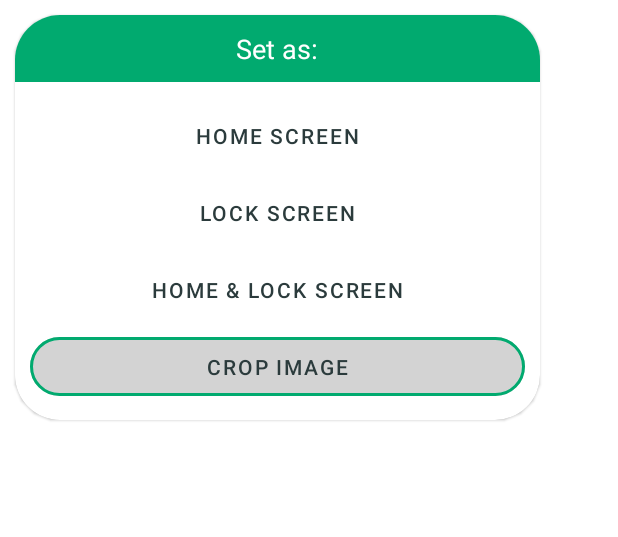
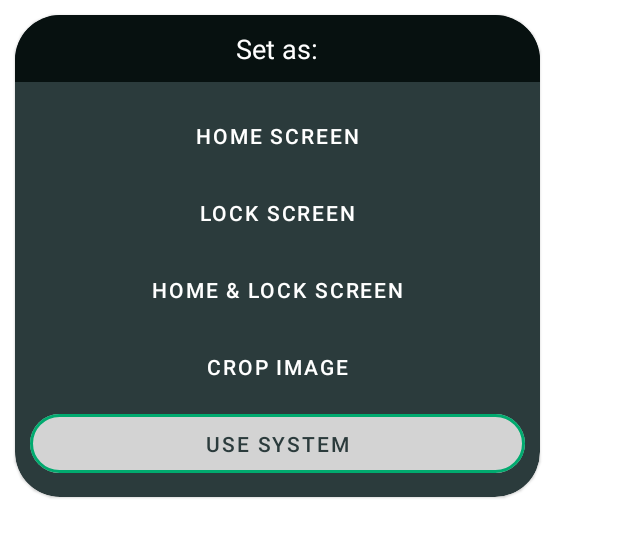
Before and after one commit to ndirie/hd-nature-wallpaper, an Android app: the layout wallpaper_type_layout.xml on its own in the app's theme, with its tools: preview values and no code run, on a phone screen of 412 x 824 dp. Shown: the top 537 px of the screen. Run offline under Robolectric (Android 15) with nearby library versions, the phone set to English and light mode, and no system bars; network calls fail; Roboto replaces fonts that are not available here.

Commit message:
finished project

```diff
--- a/app/src/main/AndroidManifest.xml
+++ b/app/src/main/AndroidManifest.xml
@@ -19,9 +19,9 @@
         android:allowBackup="true"
         android:dataExtractionRules="@xml/data_extraction_rules"
         android:fullBackupContent="@xml/backup_rules"
-        android:icon="@mipmap/ic_launcher3"
+        android:icon="@mipmap/ic_launcher2"
         android:label="@string/app_name"
-        android:roundIcon="@mipmap/ic_launcher3_round"
+        android:roundIcon="@mipmap/ic_launcher2_round"
         android:supportsRtl="true"
         android:theme="@style/Theme.HDNatureWallpaper"
         tools:targetApi="31">
--- a/app/src/main/java/com/wallpaper/hdnature/ui/component/home/HomeFragment.kt
+++ b/app/src/main/java/com/wallpaper/hdnature/ui/component/home/HomeFragment.kt
@@ -61,7 +61,7 @@ class HomeFragment : Fragment() {
         }
 
         lifecycleScope.launch {
-            viewModel.getPhotos("HMcdzLGPO6E")
+            viewModel.getPhotos("QWfX3f0-rY0")
                 .collectLatest {
                     adapter.submitData(it)
                 }
--- a/app/src/main/java/com/wallpaper/hdnature/utils/ext/ContextExt.kt
+++ b/app/src/main/java/com/wallpaper/hdnature/utils/ext/ContextExt.kt
@@ -146,6 +146,7 @@ fun Context.shareText(subject: String, content: String){
 
 fun Activity.startCropImage(bitmap: Bitmap){
     try {
+        @Suppress("DEPRECATION")
         val url = MediaStore.Images.Media.insertImage(contentResolver, bitmap, "", "")
         val uri = Uri.parse(url)
         val intent = Intent(Intent.ACTION_ATTACH_DATA)
@@ -157,7 +158,6 @@ fun Activity.startCropImage(bitmap: Bitmap){
     }catch (e: Exception){
         e.printStackTrace()
     }
-
 }
 
 fun Context.isUsingNightMode(): Boolean {
--- a/app/src/main/java/com/wallpaper/hdnature/utils/ext/ImageViewExt.kt
+++ b/app/src/main/java/com/wallpaper/hdnature/utils/ext/ImageViewExt.kt
@@ -8,9 +8,11 @@ import android.widget.ImageView
 import com.bumptech.glide.Glide
 import com.bumptech.glide.load.MultiTransformation
 import com.bumptech.glide.load.Transformation
+import com.bumptech.glide.load.engine.DiskCacheStrategy
 import com.bumptech.glide.load.resource.drawable.DrawableTransitionOptions
 import com.bumptech.glide.request.RequestListener
 import com.bumptech.glide.request.RequestOptions
+import com.bumptech.glide.signature.ObjectKey
 import com.wallpaper.hdnature.data.model.photo.PhotoModel
 import com.wallpaper.hdnature.data.model.user.User
 import com.wallpaper.hdnature.utils.BlurHashDecoder
@@ -45,6 +47,7 @@ fun ImageView.loadPhotoUrlWithThumbnail(
     color?.let { background = ColorDrawable(Color.parseColor(it)) }
     Glide.with(context)
         .load(url)
+        .diskCacheStrategy(DiskCacheStrategy.DATA)
         .thumbnail(
             if (centerCrop) {
                 Glide.with(context).load(thumbnailUrl).centerCrop()
--- a/app/src/main/res/layout/wallpaper_type_layout.xml
+++ b/app/src/main/res/layout/wallpaper_type_layout.xml
@@ -6,7 +6,7 @@
     xmlns:app="http://schemas.android.com/apk/res-auto"
     app:cardCornerRadius="30dp"
     android:layout_margin="10dp"
-    app:cardBackgroundColor="@color/colorPrimary">
+    app:cardBackgroundColor="@color/colorOnSecondary">
 
     <androidx.constraintlayout.widget.ConstraintLayout
         android:layout_width="match_parent"
@@ -15,7 +15,7 @@
         <TextView
             android:layout_width="0dp"
             android:layout_height="wrap_content"
-            android:background="@color/button_color_1"
+            android:background="@color/colorOnPrimary"
             android:padding="10dp"
             android:id="@+id/toolbar"
             android:text="Set as:"
@@ -43,7 +43,7 @@
                 android:padding="10dp"
                 android:id="@+id/homeScreenButton"
                 android:text="Home Screen"
-                android:textColor="@color/colorOnSecondary"
+                android:textColor="@color/colorPrimary"
                 app:cornerRadius="20dp"
                 app:rippleColor="@color/button_color_1" />
 
@@ -53,7 +53,7 @@
                 android:layout_height="wrap_content"
                 android:padding="10dp"
                 android:text="Lock Screen"
-                android:textColor="@color/colorOnSecondary"
+                android:textColor="@color/colorPrimary"
                 android:id="@+id/lockScreenButton"
                 app:cornerRadius="20dp"
                 app:rippleColor="@color/button_color_1" />
@@ -65,7 +65,18 @@
                 android:id="@+id/home_lock_screenButton"
                 android:padding="10dp"
                 android:text="Home &amp; Lock Screen"
-                android:textColor="@color/colorOnSecondary"
+                android:textColor="@color/colorPrimary"
+                app:cornerRadius="20dp"
+                app:rippleColor="@color/button_color_1" />
+
+            <com.google.android.material.button.MaterialButton
+                style="@style/Widget.MaterialComponents.Button.TextButton"
+                android:layout_width="match_parent"
+                android:layout_height="wrap_content"
+                android:id="@+id/crop_image_button"
+                android:padding="10dp"
+                android:text="Crop image"
+                android:textColor="@color/colorPrimary"
                 app:cornerRadius="20dp"
                 app:rippleColor="@color/button_color_1" />
 
@@ -73,8 +84,8 @@
                 android:layout_width="match_parent"
                 android:layout_height="wrap_content"
                 android:padding="10dp"
-                android:id="@+id/cropButton"
-                android:text="Crop image"
+                android:id="@+id/use_system_crop"
+                android:text="Use system"
                 style="@style/Widget.MaterialComponents.Button.OutlinedButton"
                 android:textColor="@color/colorOnSecondary"
                 app:backgroundTint="@color/colorSecondary"
```
Also changed, not shown: app/src/main/java/com/wallpaper/hdnature/ui/photo/WallpaperActivity.kt (+98 -47 lines), app/src/main/java/com/wallpaper/hdnature/utils/WallpaperUtils.kt (+13 -6 lines).
